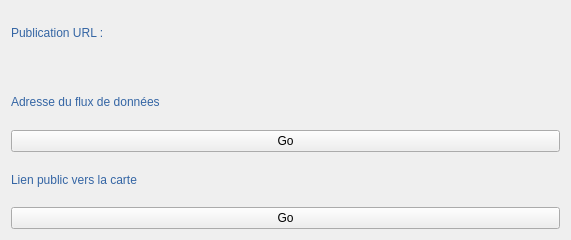
The window that geotuileur/gui/publication_creation/qwp_status.ui (JulesGrillot/plugin-qgis-geoplateforme) describes before a commit, drawn with Qt 5.
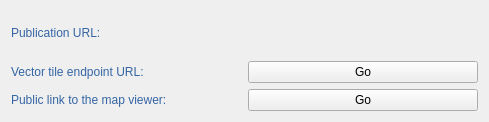
The same window after the commit.

```diff
--- a/geotuileur/gui/publication_creation/qwp_status.ui
+++ b/geotuileur/gui/publication_creation/qwp_status.ui
@@ -6,26 +6,51 @@
    <rect>
     <x>0</x>
     <y>0</y>
-    <width>571</width>
-    <height>240</height>
+    <width>489</width>
+    <height>122</height>
    </rect>
   </property>
   <property name="windowTitle">
    <string>WizardPage</string>
   </property>
   <layout class="QGridLayout" name="gridLayout">
-   <item row="2" column="0">
+   <item row="3" column="1">
+    <widget class="QPushButton" name="btn_data">
+     <property name="text">
+      <string>Go</string>
+     </property>
+    </widget>
+   </item>
+   <item row="3" column="0">
     <widget class="QLabel" name="lbl_data">
      <property name="styleSheet">
       <string notr="true">font: 75 11pt &quot;Ubuntu Condensed&quot;;
 color: rgb(52, 101, 164);</string>
      </property>
      <property name="text">
-      <string>Adresse du flux de données</string>
+      <string>Vector tile endpoint URL:</string>
      </property>
     </widget>
    </item>
-   <item row="0" column="0">
+   <item row="6" column="1">
+    <widget class="QPushButton" name="btn_publication">
+     <property name="text">
+      <string>Go</string>
+     </property>
+    </widget>
+   </item>
+   <item row="6" column="0">
+    <widget class="QLabel" name="lbl_publication">
+     <property name="styleSheet">
+      <string notr="true">font: 75 11pt &quot;Ubuntu Condensed&quot;;
+color: rgb(52, 101, 164);</string>
+     </property>
+     <property name="text">
+      <string>Public link to the map viewer:</string>
+     </property>
+    </widget>
+   </item>
+   <item row="1" column="0">
     <widget class="QLabel" name="lbl_step_text">
      <property name="autoFillBackground">
       <bool>false</bool>
@@ -35,48 +60,10 @@
 color: rgb(52, 101, 164);</string>
      </property>
      <property name="text">
-      <string>Publication URL :</string>
+      <string>Publication URL:</string>
      </property>
     </widget>
    </item>
-   <item row="5" column="0">
-    <widget class="QPushButton" name="btn_publication">
-     <property name="text">
-      <string>Go</string>
-     </property>
-    </widget>
-   </item>
-   <item row="3" column="0">
-    <widget class="QPushButton" name="btn_data">
-     <property name="text">
-      <string>Go</string>
-     </property>
-    </widget>
-   </item>
-   <item row="4" column="0">
-    <widget class="QLabel" name="lbl_publication">
-     <property name="styleSheet">
-      <string notr="true">font: 75 11pt &quot;Ubuntu Condensed&quot;;
-color: rgb(52, 101, 164);</string>
-     </property>
-     <property name="text">
-      <string>Lien public vers la carte</string>
-     </property>
-    </widget>
-   </item>
-   <item row="1" column="0">
-    <spacer name="horizontalSpacer">
-     <property name="orientation">
-      <enum>Qt::Horizontal</enum>
-     </property>
-     <property name="sizeHint" stdset="0">
-      <size>
-       <width>40</width>
-       <height>20</height>
-      </size>
-     </property>
-    </spacer>
-   </item>
   </layout>
  </widget>
  <resources/>
```
Left out of the diff: 5 changed lines with no effect on the pictures.
